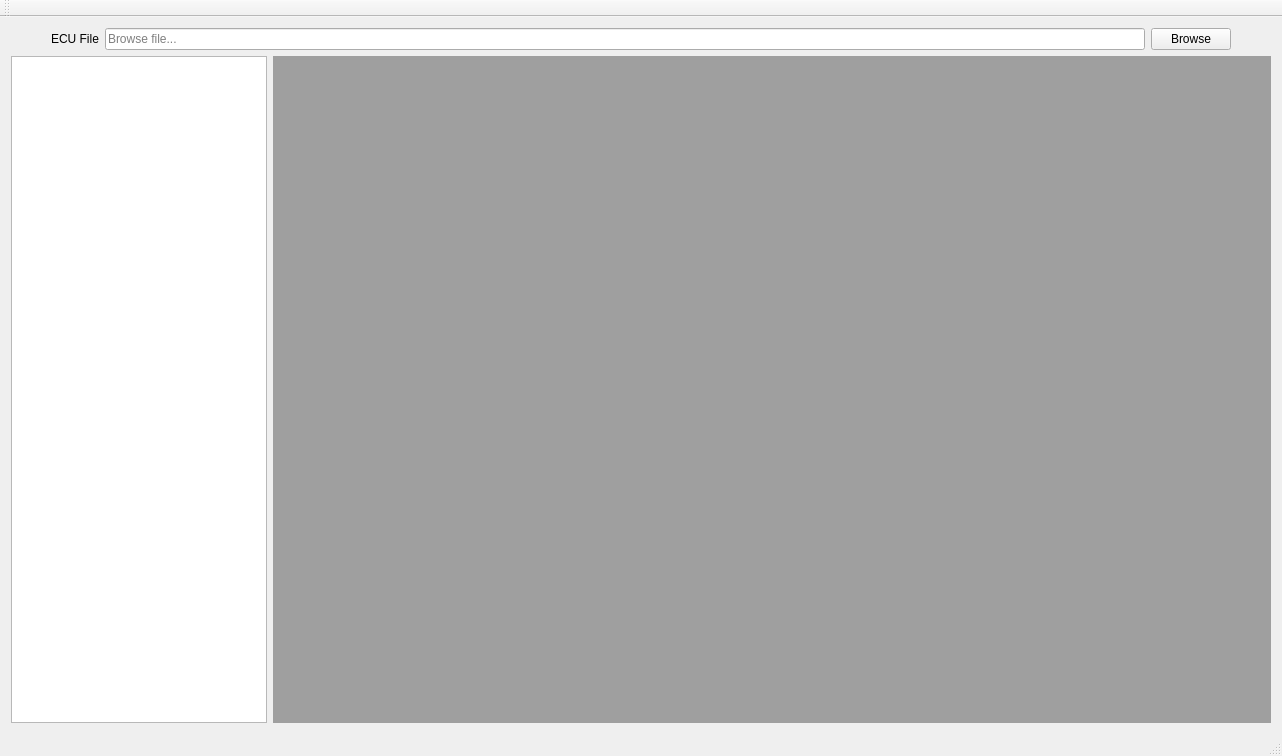
Above: EcuTunerApp/MainForm.ui from deiandrei/EcuTunerApp before the change. Below: the same form after it.
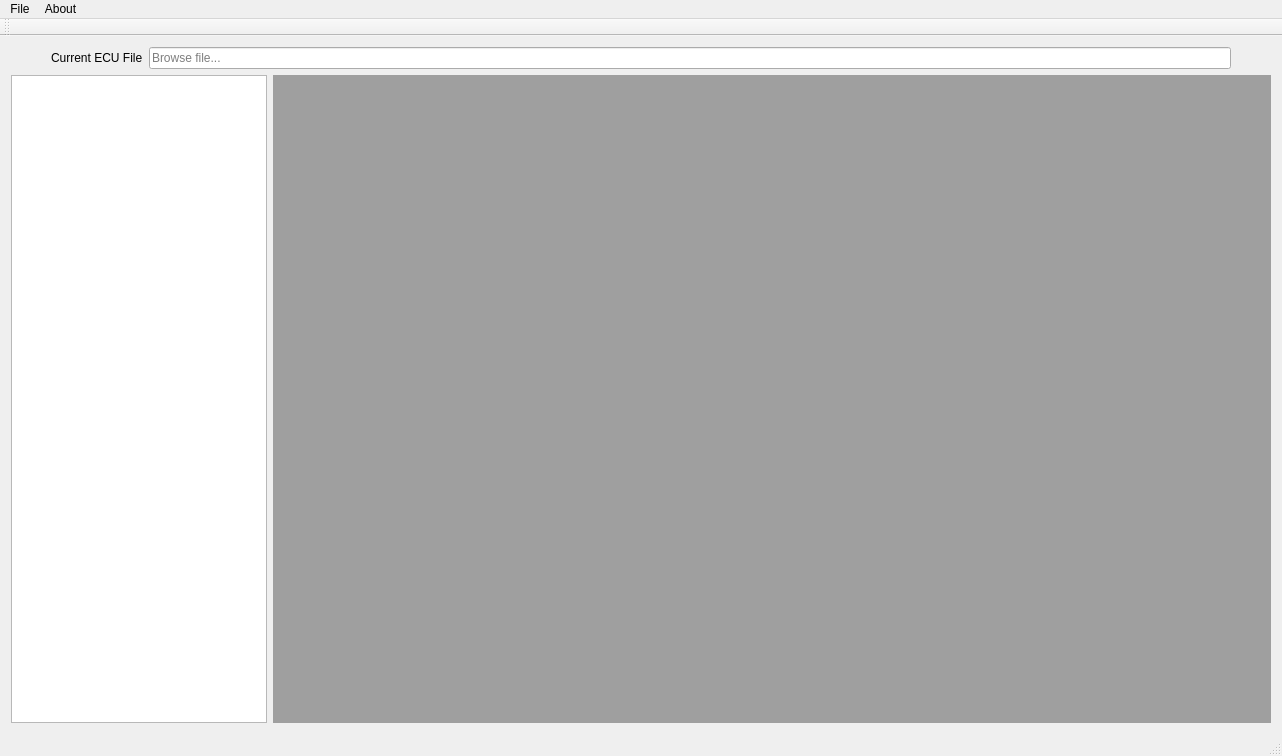
That is the form after the change.

```diff
--- a/EcuTunerApp/MainForm.ui
+++ b/EcuTunerApp/MainForm.ui
@@ -38,7 +38,7 @@
         <item>
          <widget class="QLabel" name="label">
           <property name="text">
-           <string>ECU File</string>
+           <string>Current ECU File</string>
           </property>
          </widget>
         </item>
@@ -52,13 +52,6 @@
           </property>
          </widget>
         </item>
-        <item>
-         <widget class="QPushButton" name="browseEcuFileButton">
-          <property name="text">
-           <string>Browse</string>
-          </property>
-         </widget>
-        </item>
        </layout>
       </item>
       <item>
@@ -107,6 +100,22 @@
      <height>21</height>
     </rect>
    </property>
+   <widget class="QMenu" name="menuFile">
+    <property name="title">
+     <string>File</string>
+    </property>
+    <addaction name="actionLoad_ECU_File"/>
+    <addaction name="actionLoad_DescriptorPack"/>
+    <addaction name="actionSave_As"/>
+   </widget>
+   <widget class="QMenu" name="menuAbout">
+    <property name="title">
+     <string>About</string>
+    </property>
+    <addaction name="actionAbout"/>
+   </widget>
+   <addaction name="menuFile"/>
+   <addaction name="menuAbout"/>
   </widget>
   <widget class="QToolBar" name="mainToolBar">
    <attribute name="toolBarArea">
```
Left out of the diff: 26 changed lines with no effect on the pictures.
